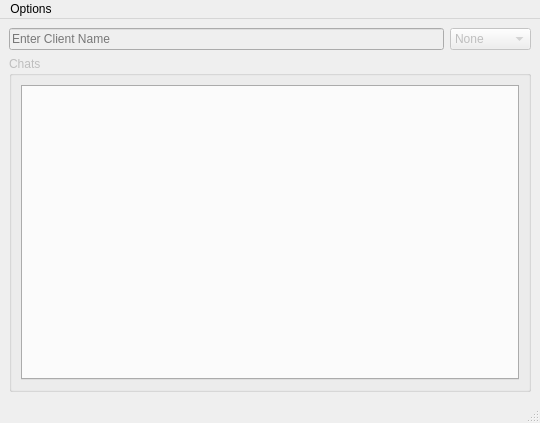
First picture: the form in Client/ui/mainwindow.ui, repository ronnumberone/chat_app, before the edit.
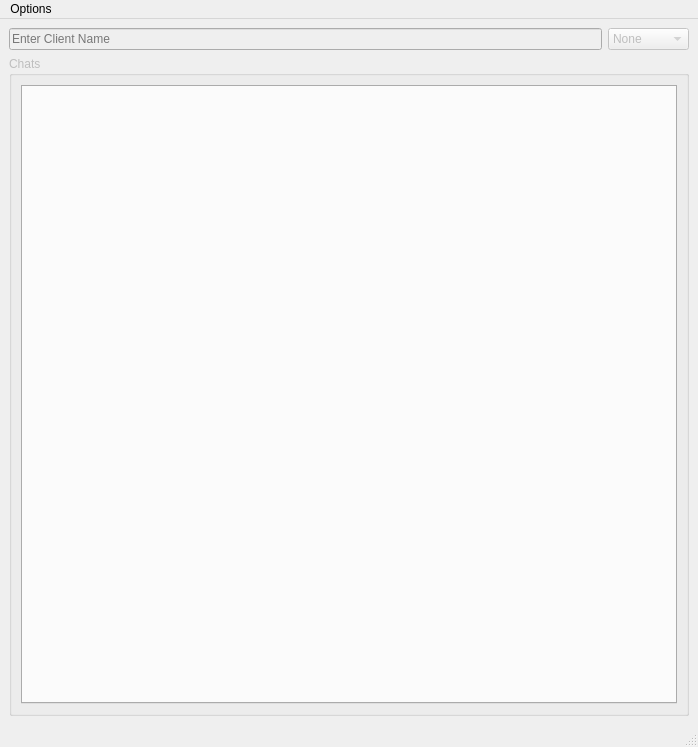
Second picture: the form after the edit.

What changed in the file:
```diff
--- a/Client/ui/mainwindow.ui
+++ b/Client/ui/mainwindow.ui
@@ -6,8 +6,8 @@
    <rect>
     <x>0</x>
     <y>0</y>
-    <width>540</width>
-    <height>423</height>
+    <width>698</width>
+    <height>747</height>
    </rect>
   </property>
   <property name="windowTitle">
@@ -72,7 +72,7 @@
     <rect>
      <x>0</x>
      <y>0</y>
-     <width>540</width>
+     <width>698</width>
      <height>25</height>
     </rect>
    </property>
```
